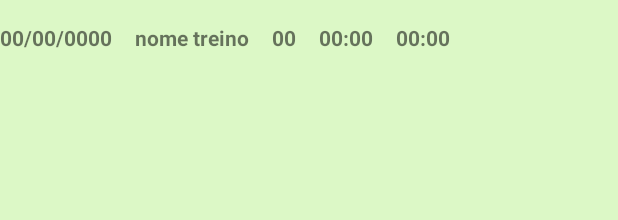
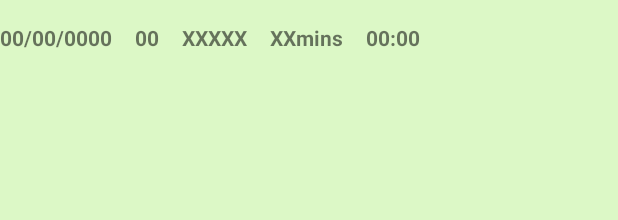
Before and after one commit to renancunha33/MarombaPrime, an Android app: the layout lista_log.xml on its own in the app's theme, with its tools: preview values and no code run, on a phone screen of 412 x 824 dp. Shown: the top 220 px of the screen. Run offline under Robolectric (Android 15) with nearby library versions, the light colour scheme and no system bars.

Commit message:
resolvido bug da lista de atividades. realizar inerjoin dessa lista com os treinos

```diff
--- a/app/src/main/java/com/example/renan/mprime_2/LogTreino_fragment.java
+++ b/app/src/main/java/com/example/renan/mprime_2/LogTreino_fragment.java
@@ -40,7 +40,7 @@ public class LogTreino_fragment extends Fragment implements AdapterView.OnItemCl
         final AlertDialog.Builder builder = new AlertDialog.Builder(this.getContext());
         lista = (ListView) MyView.findViewById(R.id.lvLog);
         logTreinoDAO = new LogTreinoDAO(getContext());
-        logtreinoList = logTreinoDAO.SelectLogPorID();
+        logtreinoList = logTreinoDAO.listarLogTreinos();
         logTreinoAdapter = new LogTreinoAdapter(this.getContext(), logtreinoList);
         lista.setAdapter(logTreinoAdapter);
 
--- a/app/src/main/res/layout/lista_log.xml
+++ b/app/src/main/res/layout/lista_log.xml
@@ -11,14 +11,7 @@
         android:layout_marginTop="15dp"
         android:text="00/00/0000"
         android:textStyle="bold"/>
-    <TextView
-        android:id="@+id/txt_nm_treino_log"
-        android:layout_width="wrap_content"
-        android:layout_height="wrap_content"
-        android:layout_marginRight="15dp"
-        android:layout_marginTop="15dp"
-        android:text="nome treino"
-        android:textStyle="bold"/>
+
     <TextView
         android:id="@+id/txt_id_log"
         android:layout_width="wrap_content"
@@ -27,13 +20,23 @@
         android:layout_marginTop="15dp"
         android:text="00"
         android:textStyle="bold"/>
+
+    <TextView
+        android:id="@+id/txt_nm_treino_log"
+        android:layout_width="wrap_content"
+        android:layout_height="wrap_content"
+        android:layout_marginRight="15dp"
+        android:layout_marginTop="15dp"
+        android:text="XXXXX"
+        android:textStyle="bold"/>
+
     <TextView
         android:id="@+id/txt_tempo_treino_log"
         android:layout_width="wrap_content"
         android:layout_height="wrap_content"
         android:layout_marginRight="15dp"
         android:layout_marginTop="15dp"
-        android:text="00:00"
+        android:text="XXmins"
         android:textStyle="bold"/>
     <TextView
         android:id="@+id/txt_tempo_log"
```
Also changed, not shown: app/src/main/java/com/example/renan/mprime_2/DAO/DatabaseHelper.java (+9 -7 lines), app/src/main/java/com/example/renan/mprime_2/DAO/ExercicioDAO.java (+8 -0 lines), app/src/main/java/com/example/renan/mprime_2/DAO/LogTreinoDAO.java (+9 -15 lines), app/src/main/java/com/example/renan/mprime_2/Model/LogTreino.java (+6 -6 lines).
